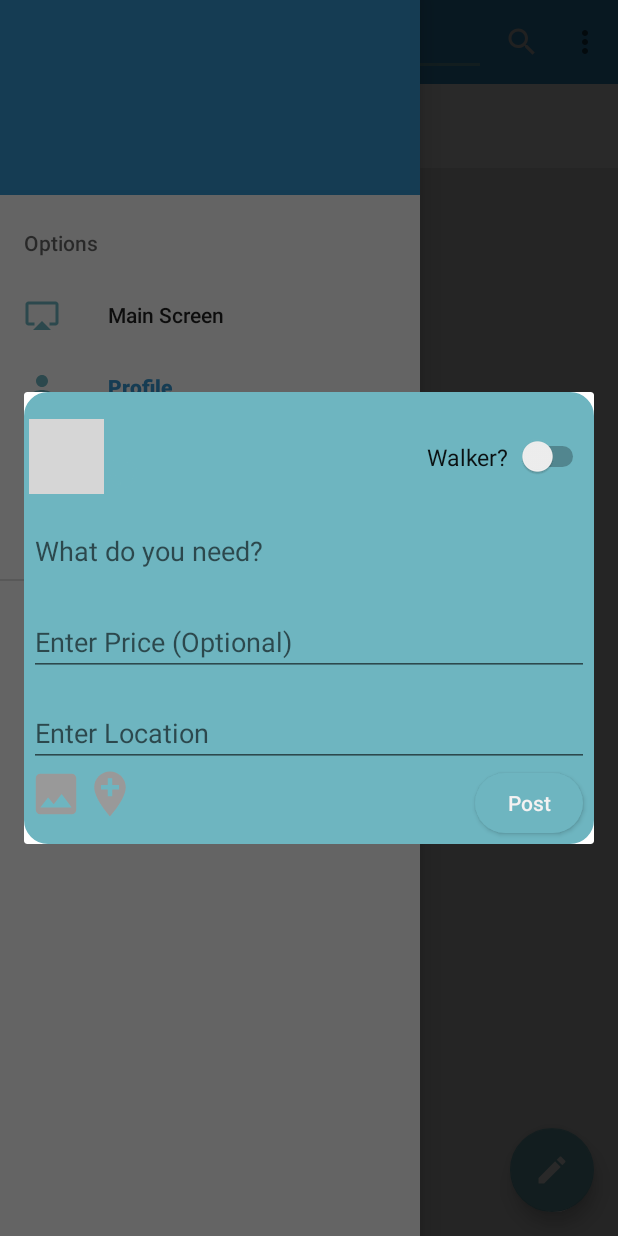
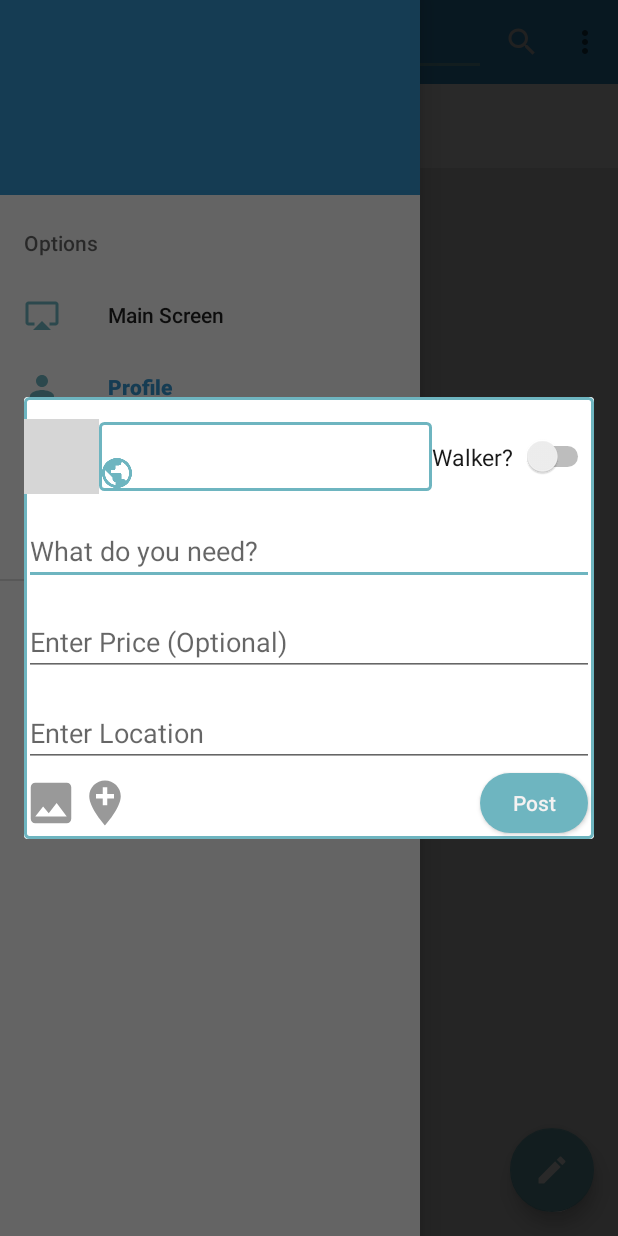
Before and after one commit to Theeddiem/DoggieWalker, an Android app: the fragment AddPostDialogFragment placed in its activity, with the side drawer open, on a phone screen of 412 x 824 dp. Run offline under Robolectric (Android 15) with nearby library versions, the phone set to English and light mode, and no system bars; our stand-ins replace CircleImageView, Firebase (no records; nobody signed in at launch, a user with empty details on screens opened directly), Picasso; grey boxes are pictures that could not be loaded.

Commit message:
Messanger on click stuff

```diff
--- a/app/src/main/res/drawable/rectangleshape.xml
+++ b/app/src/main/res/drawable/rectangleshape.xml
@@ -1,9 +1,7 @@
-<shape xmlns:android="http://schemas.android.com/apk/res/android" android:shape="rectangle" >
-    <solid android:color="@color/colorAccent" />
-    <corners
-        android:bottomLeftRadius="15dp"
-        android:bottomRightRadius="15dp"
-        android:topLeftRadius="15dp"
-        android:topRightRadius="15dp"/>
-    <stroke android:width="1.5dp" android:color="@color/colorAccent"/>
+<?xml version="1.0" encoding="UTF-8"?>
+<shape xmlns:android="http://schemas.android.com/apk/res/android">
+    <solid android:color="#ffff"/>
+    <stroke android:width="2dp" android:color="@color/colorAccent" />
+    <corners android:radius="2.5dp"/>
+    <padding android:left="0dp" android:top="0dp" android:right="0dp" android:bottom="0dp" />
 </shape>
--- a/app/src/main/res/layout/dialog_add_post.xml
+++ b/app/src/main/res/layout/dialog_add_post.xml
@@ -11,7 +11,7 @@
         android:layout_width="wrap_content"
         android:layout_height="wrap_content"
         android:orientation="vertical"
-        android:padding="3dp"
+
         >
 
         <LinearLayout
@@ -20,6 +20,7 @@
             android:gravity="center_vertical"
             android:orientation="horizontal"
             android:id="@+id/addPost_ProfileInfo"
+
             >
 
             <de.hdodenhof.circleimageview.CircleImageView
@@ -33,6 +34,7 @@
                 android:layout_width="0dp"
                 android:layout_height="wrap_content"
                 android:layout_weight="1"
+                android:background="@drawable/rectangleshape"
                 android:orientation="vertical">
 
                 <TextView
@@ -140,6 +142,7 @@
                 android:layout_width="wrap_content"
                 android:layout_height="wrap_content"
                 android:background="?attr/selectableItemBackgroundBorderless"
+                android:layout_centerVertical="true"
                 android:src="@drawable/ic_image_black_36dp"
                 android:tint="@color/grey_40"
 
@@ -149,6 +152,7 @@
                 android:id="@+id/addPost_AddLocationBtn"
                 android:layout_width="wrap_content"
                 android:layout_height="wrap_content"
+                android:layout_centerVertical="true"
                 android:layout_toRightOf="@+id/addPost_AddPhotoBtn"
                 android:background="?attr/selectableItemBackgroundBorderless"
                 android:src="@drawable/ic_add_location_black_36dp"
@@ -160,10 +164,7 @@
                 android:id="@+id/addPost_submitBtn"
                 android:layout_width="80dp"
                 android:layout_height="wrap_content"
-
                 android:layout_alignParentRight="true"
-
-
                 android:background="@drawable/btn_rounded_accent"
                 android:clickable="true"
                 android:minWidth="0dp"
```
